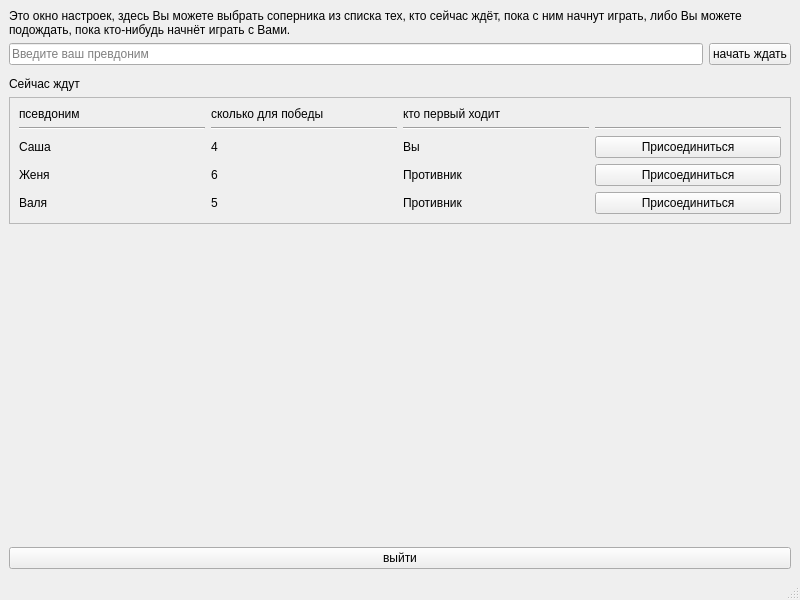
First picture: the form in clientwindow.ui, repository Gena2018115rus/x-o, before the edit.
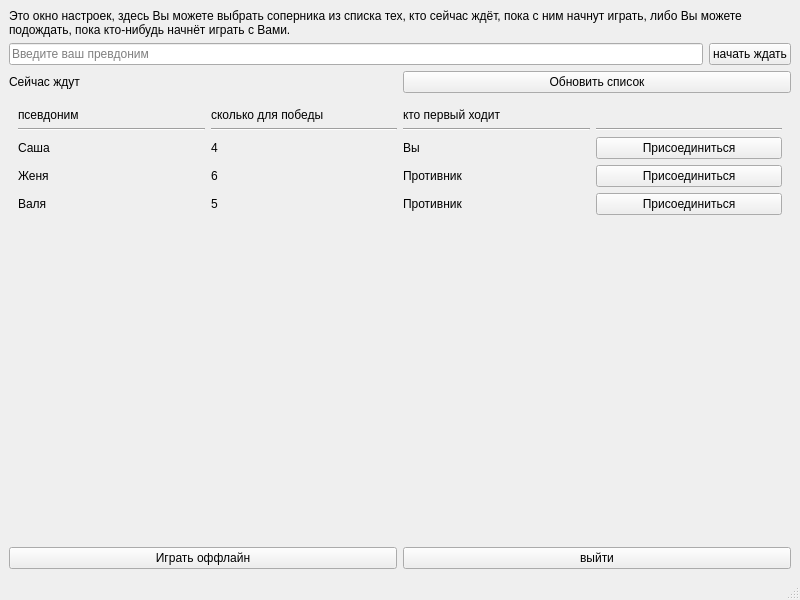
Second picture: the form after the edit.

The edit to the form file:
```diff
--- a/clientwindow.ui
+++ b/clientwindow.ui
@@ -50,8 +50,7 @@
      </layout>
     </item>
     <item>
-     <widget class="QWidget" name="widget" native="true"/>
-    </item>
+     <layout class="QHBoxLayout" name="horizontalLayout_3">
     <item>
      <widget class="QLabel" name="label_5">
       <property name="text">
@@ -60,76 +59,32 @@
      </widget>
     </item>
     <item>
-     <widget class="QFrame" name="frame">
-      <property name="minimumSize">
-       <size>
-        <width>0</width>
-        <height>100</height>
-       </size>
-      </property>
+       <widget class="QPushButton" name="pushButton_3">
+        <property name="text">
+         <string>Обновить список</string>
+        </property>
+       </widget>
+      </item>
+     </layout>
+    </item>
+    <item>
+     <widget class="QScrollArea" name="scrollArea">
       <property name="frameShape">
-       <enum>QFrame::StyledPanel</enum>
+       <enum>QFrame::NoFrame</enum>
       </property>
-      <property name="frameShadow">
-       <enum>QFrame::Raised</enum>
+      <property name="widgetResizable">
+       <bool>true</bool>
       </property>
-      <layout class="QGridLayout" name="gridLayout">
-       <item row="4" column="0">
-        <widget class="QLabel" name="label_4">
-         <property name="text">
-          <string>Валя</string>
-         </property>
-        </widget>
-       </item>
-       <item row="3" column="0">
-        <widget class="QLabel" name="label_3">
-         <property name="text">
-          <string>Женя</string>
-         </property>
-        </widget>
-       </item>
-       <item row="4" column="3">
-        <widget class="QPushButton" name="pushButton_6">
-         <property name="text">
-          <string>Присоединиться</string>
-         </property>
-        </widget>
-       </item>
-       <item row="0" column="1">
-        <widget class="QLabel" name="label_7">
-         <property name="text">
-          <string>сколько для победы</string>
-         </property>
-        </widget>
-       </item>
-       <item row="0" column="0">
-        <widget class="QLabel" name="label_6">
-         <property name="text">
-          <string>псевдоним</string>
-         </property>
-        </widget>
-       </item>
-       <item row="1" column="3">
-        <widget class="Line" name="line_3">
-         <property name="orientation">
-          <enum>Qt::Horizontal</enum>
-         </property>
-        </widget>
-       </item>
-       <item row="2" column="3">
-        <widget class="QPushButton" name="pushButton_2">
-         <property name="text">
-          <string>Присоединиться</string>
-         </property>
-        </widget>
-       </item>
-       <item row="1" column="1">
-        <widget class="Line" name="line_2">
-         <property name="orientation">
-          <enum>Qt::Horizontal</enum>
-         </property>
-        </widget>
-       </item>
+      <widget class="QWidget" name="scrollAreaWidgetContents">
+       <property name="geometry">
+        <rect>
+         <x>0</x>
+         <y>0</y>
+         <width>782</width>
+         <height>399</height>
+        </rect>
+       </property>
+       <layout class="QGridLayout" name="gridLayout_2">
        <item row="1" column="0">
         <widget class="Line" name="line">
          <property name="orientation">
@@ -144,20 +99,6 @@
          </property>
         </widget>
        </item>
-       <item row="2" column="0">
-        <widget class="QLabel" name="label_2">
-         <property name="text">
-          <string>Саша</string>
-         </property>
-        </widget>
-       </item>
-       <item row="0" column="2">
-        <widget class="QLabel" name="label_8">
-         <property name="text">
-          <string>кто первый ходит</string>
-         </property>
-        </widget>
-       </item>
        <item row="2" column="1">
         <widget class="QLabel" name="label_9">
          <property name="text">
@@ -165,13 +106,6 @@
          </property>
         </widget>
        </item>
-       <item row="3" column="1">
-        <widget class="QLabel" name="label_10">
-         <property name="text">
-          <string>6</string>
-         </property>
-        </widget>
-       </item>
        <item row="4" column="1">
         <widget class="QLabel" name="label_11">
          <property name="text">
@@ -179,6 +113,76 @@
          </property>
         </widget>
        </item>
+        <item row="1" column="1">
+         <widget class="Line" name="line_4">
+          <property name="orientation">
+           <enum>Qt::Horizontal</enum>
+          </property>
+         </widget>
+        </item>
+        <item row="3" column="1">
+         <widget class="QLabel" name="label_10">
+          <property name="text">
+           <string>6</string>
+          </property>
+         </widget>
+        </item>
+        <item row="1" column="3">
+         <widget class="Line" name="line_2">
+          <property name="orientation">
+           <enum>Qt::Horizontal</enum>
+          </property>
+         </widget>
+        </item>
+        <item row="0" column="0">
+         <widget class="QLabel" name="label_6">
+          <property name="text">
+           <string>псевдоним</string>
+          </property>
+         </widget>
+        </item>
+        <item row="4" column="2">
+         <widget class="QLabel" name="label_14">
+          <property name="text">
+           <string>Противник</string>
+          </property>
+         </widget>
+        </item>
+        <item row="4" column="3">
+         <widget class="QPushButton" name="pushButton_6">
+          <property name="text">
+           <string>Присоединиться</string>
+          </property>
+         </widget>
+        </item>
+        <item row="4" column="0">
+         <widget class="QLabel" name="label_4">
+          <property name="text">
+           <string>Валя</string>
+          </property>
+         </widget>
+        </item>
+        <item row="0" column="2">
+         <widget class="QLabel" name="label_8">
+          <property name="text">
+           <string>кто первый ходит</string>
+          </property>
+         </widget>
+        </item>
+        <item row="3" column="0">
+         <widget class="QLabel" name="label_3">
+          <property name="text">
+           <string>Женя</string>
+          </property>
+         </widget>
+        </item>
+        <item row="2" column="3">
+         <widget class="QPushButton" name="pushButton_2">
+          <property name="text">
+           <string>Присоединиться</string>
+          </property>
+         </widget>
+        </item>
        <item row="2" column="2">
         <widget class="QLabel" name="label_12">
          <property name="text">
@@ -187,12 +191,19 @@
         </widget>
        </item>
        <item row="1" column="2">
-        <widget class="Line" name="line_4">
+         <widget class="Line" name="line_3">
          <property name="orientation">
           <enum>Qt::Horizontal</enum>
          </property>
         </widget>
        </item>
+        <item row="0" column="1">
+         <widget class="QLabel" name="label_7">
+          <property name="text">
+           <string>сколько для победы</string>
+          </property>
+         </widget>
+        </item>
        <item row="3" column="2">
         <widget class="QLabel" name="label_13">
          <property name="text">
@@ -200,17 +211,14 @@
          </property>
         </widget>
        </item>
-       <item row="4" column="2">
-        <widget class="QLabel" name="label_14">
+        <item row="2" column="0">
+         <widget class="QLabel" name="label_2">
          <property name="text">
-          <string>Противник</string>
+           <string>Саша</string>
          </property>
         </widget>
        </item>
-      </layout>
-     </widget>
-    </item>
-    <item>
+        <item row="5" column="3">
      <spacer name="verticalSpacer">
       <property name="orientation">
        <enum>Qt::Vertical</enum>
@@ -223,8 +231,19 @@
       </property>
      </spacer>
     </item>
+       </layout>
+      </widget>
+     </widget>
+    </item>
     <item>
      <layout class="QHBoxLayout" name="horizontalLayout">
+      <item>
+       <widget class="QPushButton" name="m_pPbStartGame">
+        <property name="text">
+         <string>Играть оффлайн</string>
+        </property>
+       </widget>
+      </item>
       <item>
        <widget class="QPushButton" name="m_pPbQuit">
         <property name="text">
```
Left out of the diff: 4 changed lines with no effect on the pictures. Lines whose indentation alone changed are shown as unchanged.
